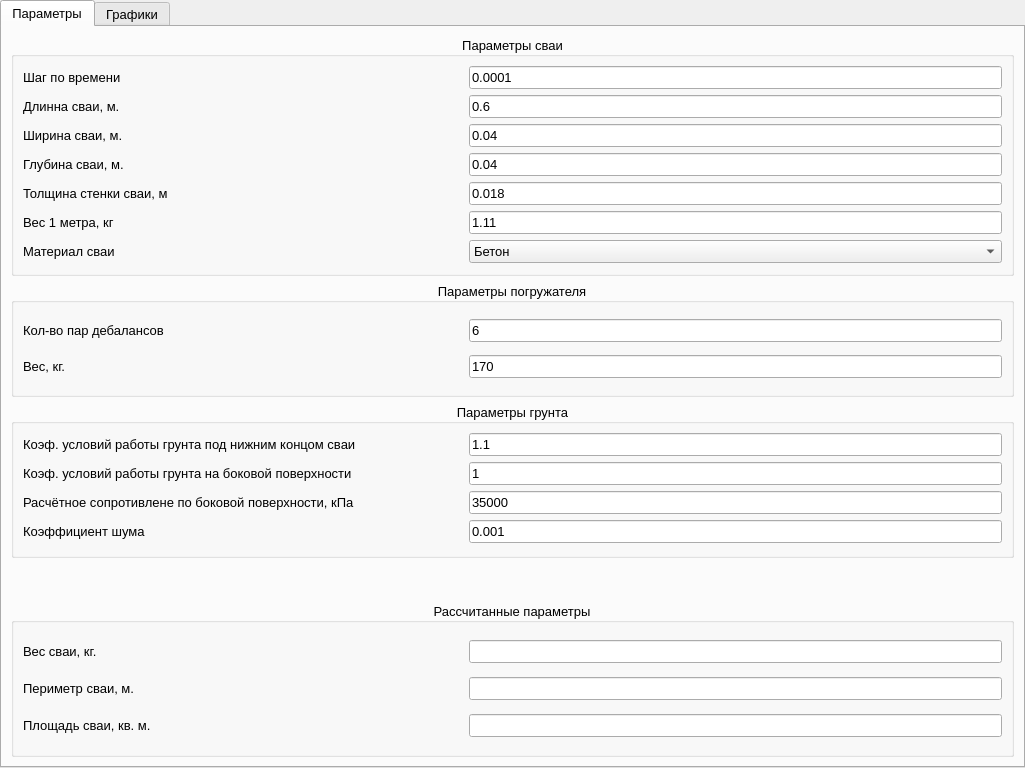
Above: mainwindow.ui from DvaMishkiLapa/xolm3 before the change. Below: the same form after it.
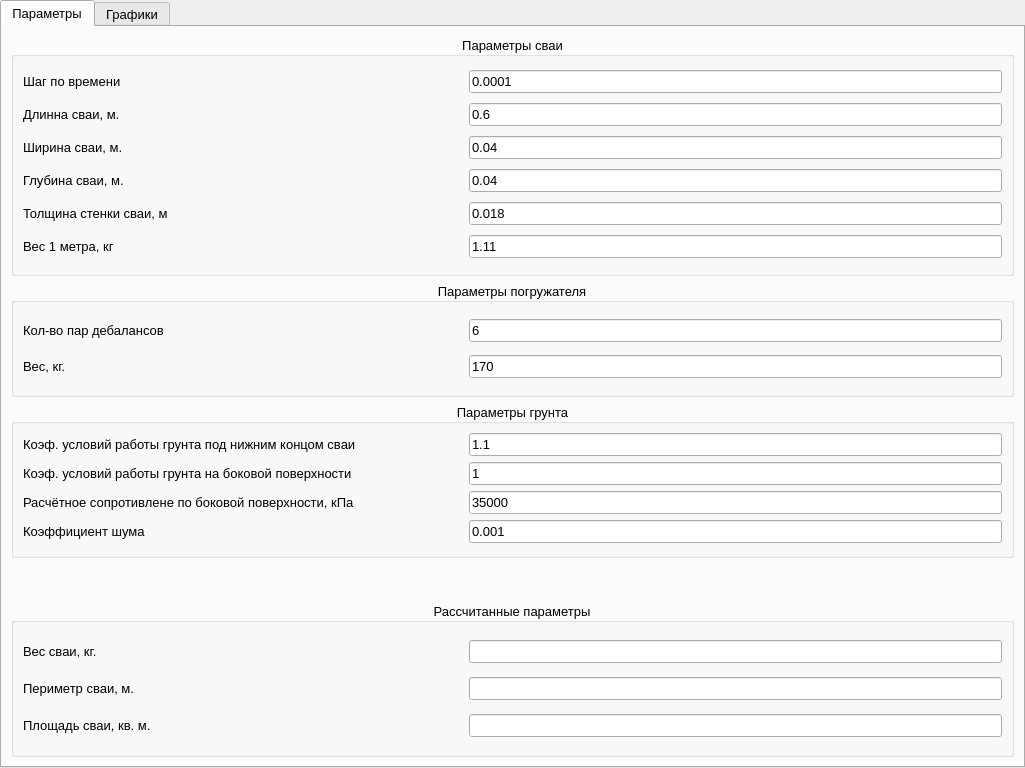
That is the form after the change.

Commit message: Remove pile_type

Patch:
```diff
--- a/mainwindow.ui
+++ b/mainwindow.ui
@@ -439,48 +439,6 @@
              </item>
             </layout>
            </item>
-           <item>
-            <layout class="QHBoxLayout" name="horizontalLayout_7">
-             <item>
-              <widget class="QLabel" name="label_7">
-               <property name="minimumSize">
-                <size>
-                 <width>440</width>
-                 <height>0</height>
-                </size>
-               </property>
-               <property name="text">
-                <string>Материал сваи</string>
-               </property>
-              </widget>
-             </item>
-             <item>
-              <widget class="QComboBox" name="pile_type">
-               <property name="sizePolicy">
-                <sizepolicy hsizetype="Expanding" vsizetype="Fixed">
-                 <horstretch>0</horstretch>
-                 <verstretch>0</verstretch>
-                </sizepolicy>
-               </property>
-               <item>
-                <property name="text">
-                 <string>Бетон</string>
-                </property>
-               </item>
-               <item>
-                <property name="text">
-                 <string>Сталь</string>
-                </property>
-               </item>
-               <item>
-                <property name="text">
-                 <string>Пластик</string>
-                </property>
-               </item>
-              </widget>
-             </item>
-            </layout>
-           </item>
           </layout>
          </widget>
         </item>
```
Left out of the diff: 1 changed line with no effect on the pictures. The commit also changes 1 other file.
